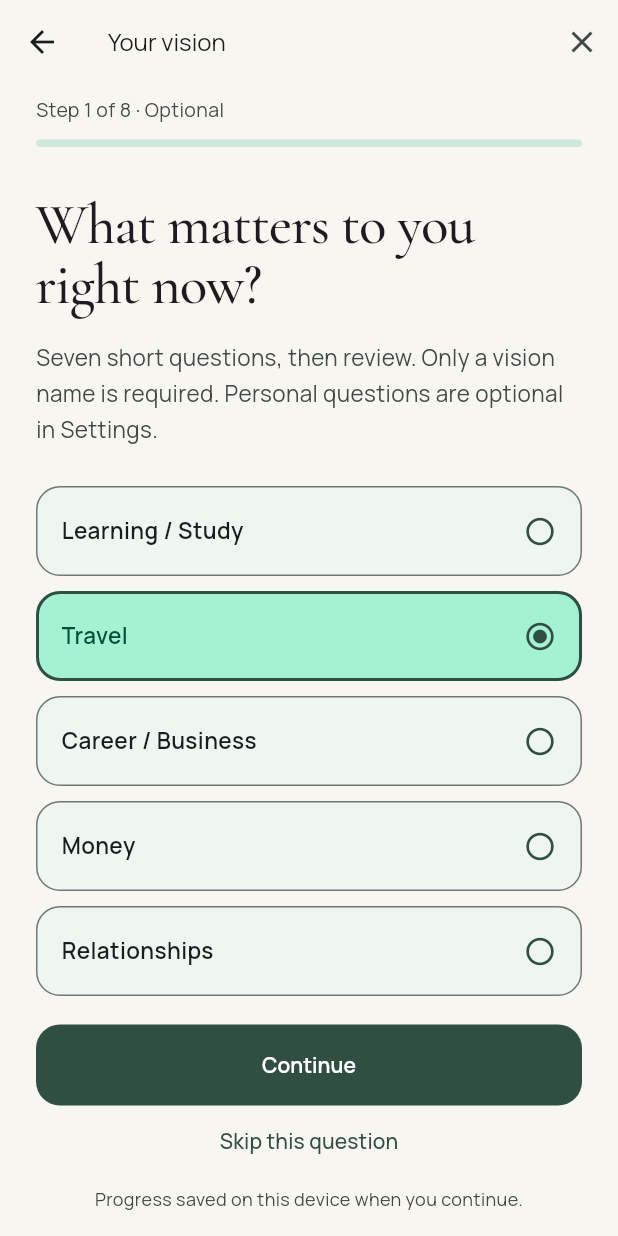
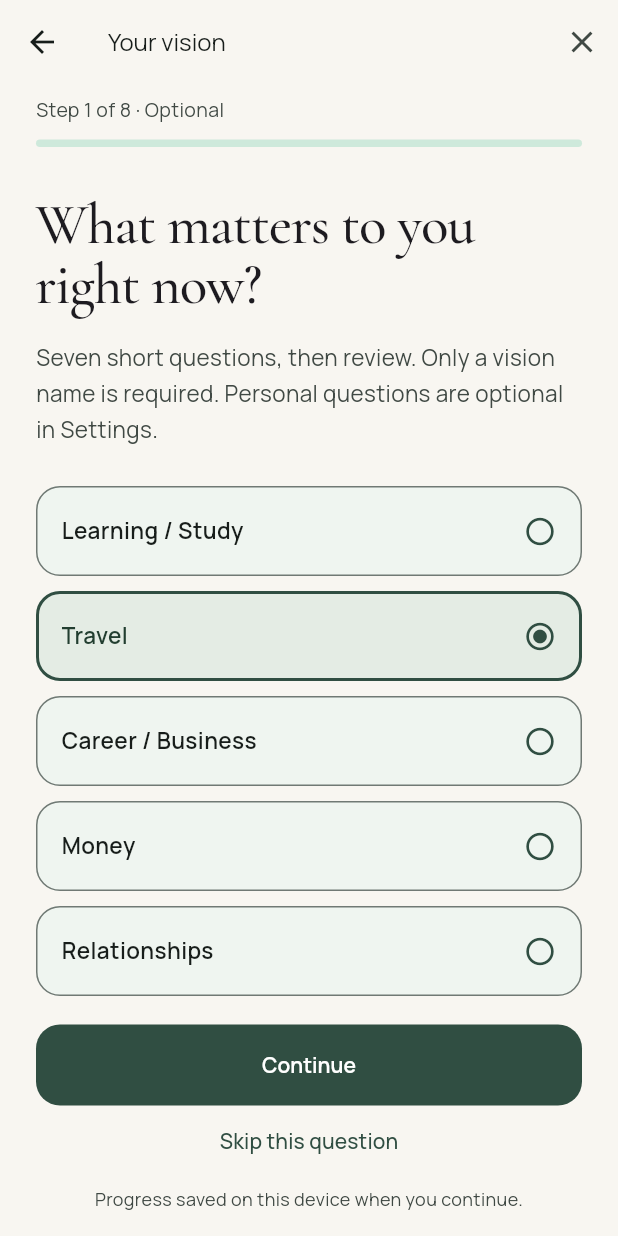
Before and after one commit to midknightstudiolabs/still, a Flutter app: the screen it shows after launch, after a tap on "What matters to you?", on a phone screen of 412 x 824 dp. Run offline on Flutter 3.47's test engine with Material 3 defaults, Android fonts, the phone set to English and light mode, and no system bars; our stand-ins replace image_picker, shared_preferences.

Commit message:
Polish question colors, large text and mobile preview coverage

```diff
--- a/lib/presentation/design.dart
+++ b/lib/presentation/design.dart
@@ -57,12 +57,20 @@ TextStyle editorial(
 
 ThemeData stillTheme(Brightness brightness) {
   final dark = brightness == Brightness.dark;
-  final scheme = ColorScheme.fromSeed(
-    seedColor: pine,
-    brightness: brightness,
-    surface: dark ? const Color(0xFF1C2420) : cream,
-    primary: dark ? const Color(0xFFBCCFBE) : pine,
-  );
+  final scheme =
+      ColorScheme.fromSeed(
+        seedColor: pine,
+        brightness: brightness,
+        surface: dark ? const Color(0xFF1C2420) : cream,
+        primary: dark ? const Color(0xFFBCCFBE) : pine,
+      ).copyWith(
+        primaryContainer: dark
+            ? const Color(0xFF30483C)
+            : const Color(0xFFE4ECE4),
+        onPrimaryContainer: dark
+            ? const Color(0xFFE8F1E8)
+            : const Color(0xFF223E30),
+      );
   return ThemeData(
     useMaterial3: true,
     brightness: brightness,
--- a/lib/presentation/question_flow.dart
+++ b/lib/presentation/question_flow.dart
@@ -88,7 +88,12 @@ class QuestionFlow extends StatelessWidget {
                       Semantics(
                         header: true,
                         liveRegion: true,
-                        child: Text(title, style: editorial(38)),
+                        child: Text(
+                          title,
+                          style: editorial(
+                            MediaQuery.sizeOf(context).width < 360 ? 30 : 38,
+                          ),
+                        ),
                       ),
                       const SizedBox(height: 16),
                       Text(
```
Also changed, not shown: 1 other file.
